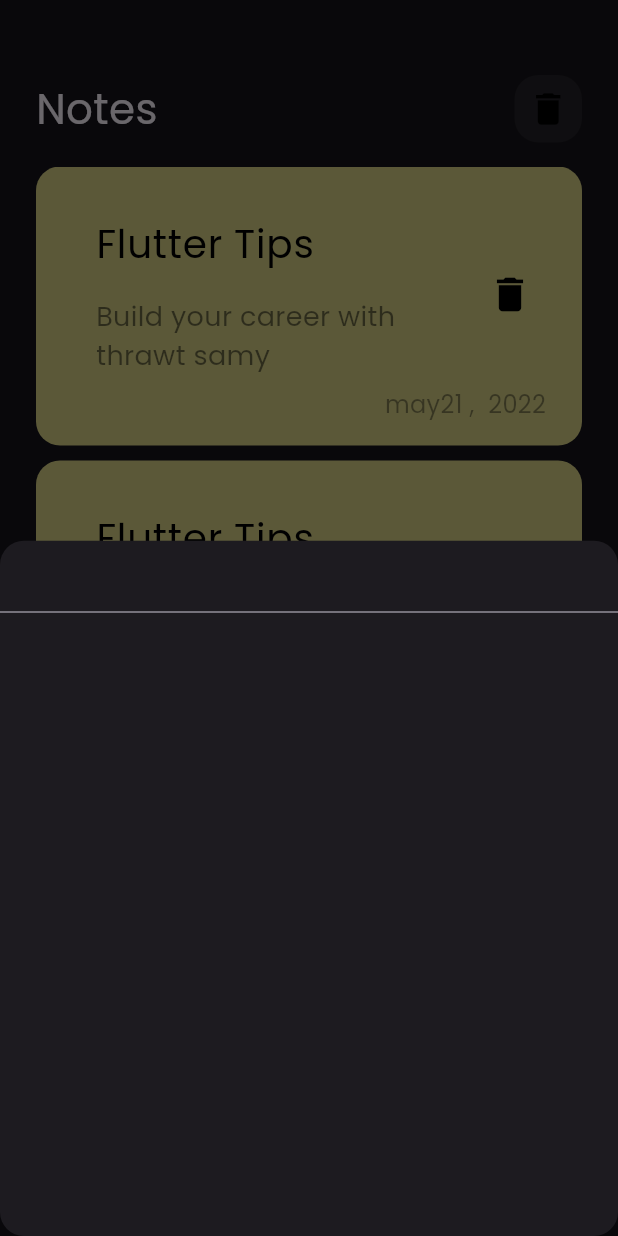
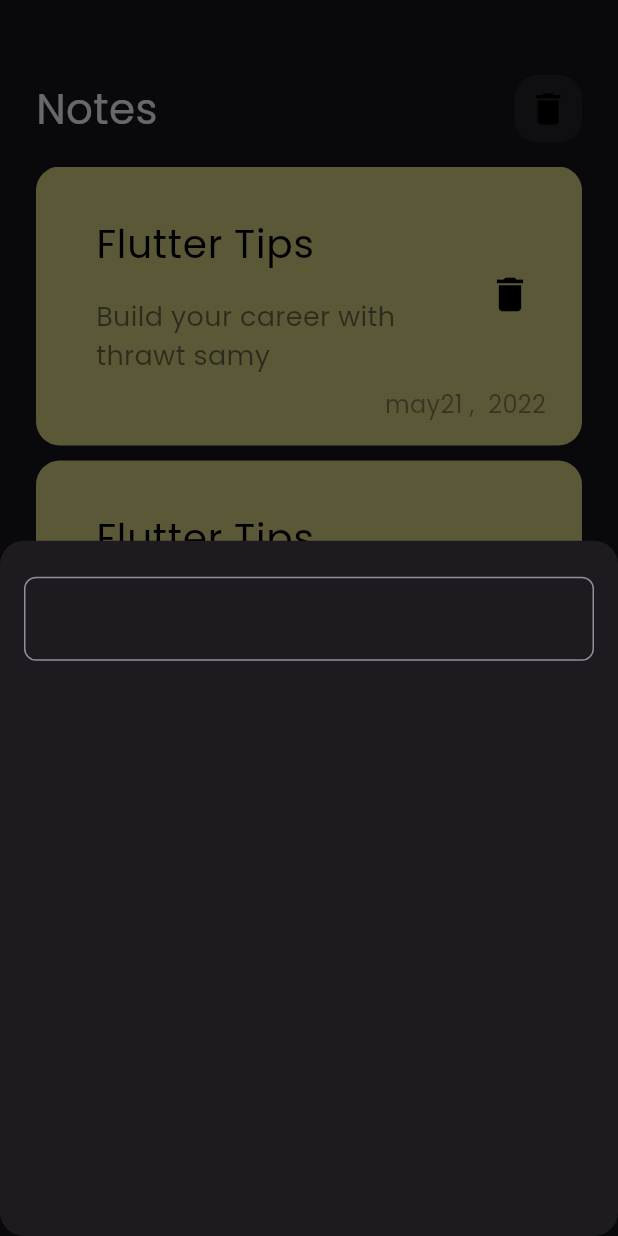
Before and after one commit to MohamedHamedAbdulhakam/notes_app, a Flutter app: the screen it shows after launch, after a tap on the "add" icon, on a phone screen of 412 x 824 dp. Run offline on Flutter 3.47's test engine with Material 3 defaults, Android fonts, the phone set to English and light mode, and no system bars.

Commit message:
custom text field part three

```diff
--- a/lib/views/widgets/add_note_buttom_sheet.dart
+++ b/lib/views/widgets/add_note_buttom_sheet.dart
@@ -6,8 +6,16 @@ class AddNoteButtomSheet extends StatelessWidget {
 
   @override
   Widget build(BuildContext context) {
-    return Column(
-      children: [CustomTextField()],
+    return Padding(
+      padding: const EdgeInsets.symmetric(horizontal: 16),
+      child: Column(
+        children: [
+          SizedBox(
+            height: 24,
+          ),
+          CustomTextField()
+        ],
+      ),
     );
   }
 }
--- a/lib/views/widgets/custom_text_field.dart
+++ b/lib/views/widgets/custom_text_field.dart
@@ -6,7 +6,15 @@ class CustomTextField extends StatelessWidget {
   @override
   Widget build(BuildContext context) {
     return TextField(
-      decoration: InputDecoration(),
+      decoration: InputDecoration(
+        border: build_method(),
+      ),
+    );
+  }
+
+  OutlineInputBorder build_method() {
+    return OutlineInputBorder(
+      borderRadius: BorderRadius.circular(8),
     );
   }
 }
```
